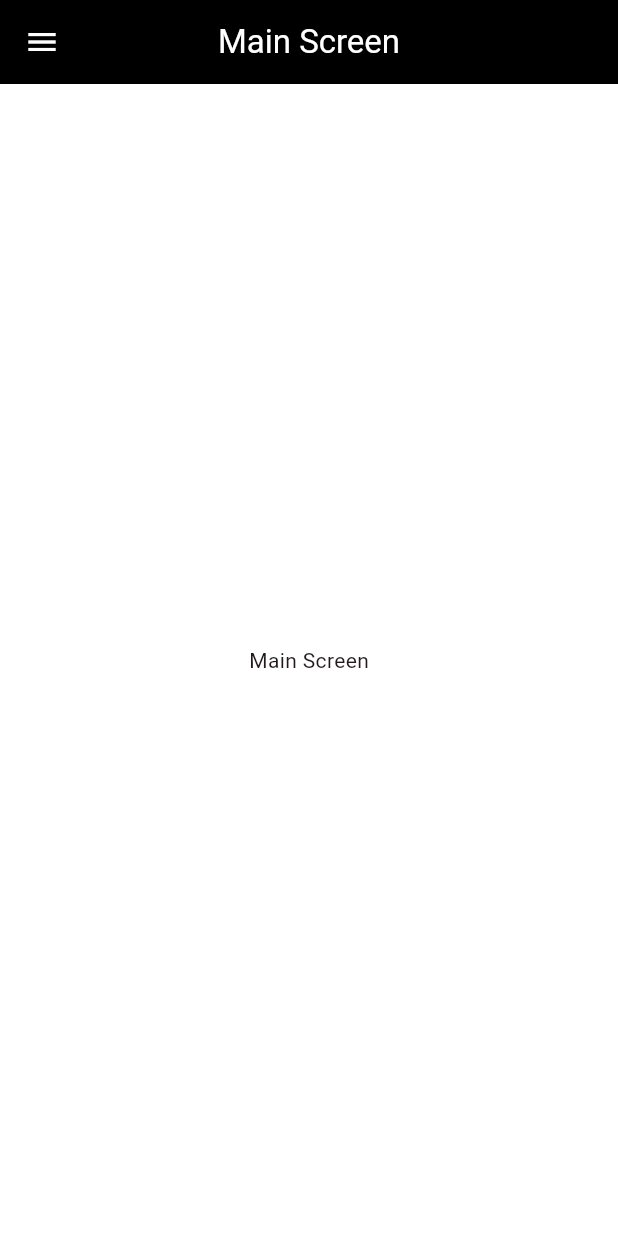
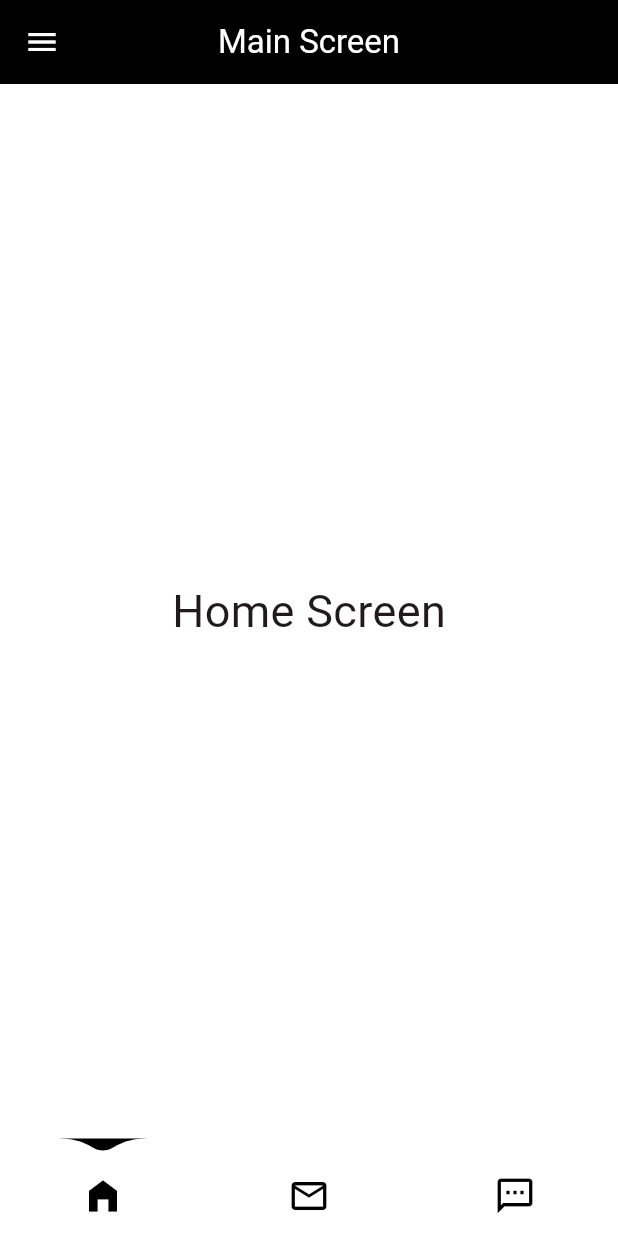
Before and after one commit to zobayerdev/Flutter_Zoom_Drawer, a Flutter app: the screen it shows after launch, on a phone screen of 412 x 824 dp. Run offline on Flutter 3.47's test engine with Material 3 defaults, Android fonts, the phone set to English and light mode, and no system bars; drawn by our look-alikes of flutter_zoom_drawer, water_drop_nav_bar; our stand-ins replace device_preview.

Commit message:
flutter device preview and water dropper nagivation preview uploaded

```diff
--- a/lib/home_screen.dart
+++ /dev/null
@@ -1,44 +0,0 @@
-import 'package:flutter/material.dart';
-import 'package:flutter_zoom_drawer/flutter_zoom_drawer.dart';
-
-class HomeScreen extends StatefulWidget {
-  const HomeScreen({super.key});
-
-  @override
-  State<HomeScreen> createState() => _HomeScreenState();
-}
-
-class _HomeScreenState extends State<HomeScreen> {
-  @override
-  Widget build(BuildContext context) {
-    return Scaffold(
-      appBar: AppBar(
-        backgroundColor: Colors.black,
-        leading: IconButton(
-          icon: const Icon(
-            Icons.menu_outlined,
-            color: Colors.white,
-          ),
-
-          // Open and close the drawer
-          onPressed: () {
-            if (ZoomDrawer.of(context)!.isOpen()) {
-              ZoomDrawer.of(context)!.close();
-            } else {
-              ZoomDrawer.of(context)!.open();
-            }
-          },
-        ),
-        title: const Text(
-          "Main Screen",
-          style: TextStyle(color: Colors.white),
-        ),
-        centerTitle: true,
-      ),
-      backgroundColor: Colors.white,
-      body: const Center(
-        child: Text('Main Screen'),
-      ),
-    );
-  }
-}
--- a/lib/main.dart
+++ b/lib/main.dart
@@ -1,9 +1,20 @@
 import 'package:flutter/material.dart';
-import 'package:flutter_drawer/drawer_screen.dart';
+import 'package:flutter_drawer/screens/drawer_screen.dart';
+import 'package:device_preview/device_preview.dart';
 
-void main() {
-  runApp(const MyApp());
-}
+void main() => runApp(
+      DevicePreview(
+        enabled: true,
+        tools: const [
+          ...DevicePreview.defaultTools,
+        ],
+        builder: (context) => const MyApp(), // Wrap your app
+      ),
+    );
+
+// void main() {
+//   runApp(const MyApp());
+// }
 
 class MyApp extends StatelessWidget {
   const MyApp({super.key});
@@ -13,12 +24,12 @@ class MyApp extends StatelessWidget {
   Widget build(BuildContext context) {
     return MaterialApp(
       debugShowCheckedModeBanner: false,
-      title: 'Flutter Zoom Drawer',
+      title: 'ITrodevology',
       theme: ThemeData(
         colorScheme: ColorScheme.fromSeed(seedColor: Colors.black),
         useMaterial3: true,
       ),
-      home: DrawerScreen(),
+      home: const DrawerScreen(),
     );
   }
 }
--- a/lib/drawer_screen.dart
+++ b/lib/screens/drawer_screen.dart
@@ -1,6 +1,6 @@
 import 'package:flutter/material.dart';
-import 'package:flutter_drawer/home_screen.dart';
-import 'package:flutter_drawer/menu_screen.dart';
+import 'package:flutter_drawer/screens/home_screen.dart';
+import 'package:flutter_drawer/screens/menu_screen.dart';
 import 'package:flutter_zoom_drawer/flutter_zoom_drawer.dart';
 
 class DrawerScreen extends StatefulWidget {
@@ -17,8 +17,8 @@ class _DrawerScreenState extends State<DrawerScreen> {
   Widget build(BuildContext context) {
     return ZoomDrawer(
         controller: ZoomDrawerController(),
-        menuScreen: const MenuScreen(),
-        mainScreen: const HomeScreen(),
+        menuScreen: MenuScreen(),
+        mainScreen: HomeScreen(),
         showShadow: true,
         style: DrawerStyle.defaultStyle,
         angle: 0.0,
--- /dev/null
+++ b/lib/screens/home_screen.dart
@@ -0,0 +1,97 @@
+import 'package:flutter/material.dart';
+import 'package:flutter_zoom_drawer/flutter_zoom_drawer.dart';
+import 'package:water_drop_nav_bar/water_drop_nav_bar.dart';
+
+class HomeScreen extends StatefulWidget {
+  const HomeScreen({super.key});
+
+  @override
+  State<HomeScreen> createState() => _HomeScreenState();
+}
+
+class _HomeScreenState extends State<HomeScreen> {
+  int currentIndex = 0;
+
+  @override
+  Widget build(BuildContext context) {
+    return Scaffold(
+      appBar: AppBar(
+        backgroundColor: Colors.black,
+        leading: IconButton(
+          icon: const Icon(
+            Icons.menu_outlined,
+            color: Colors.white,
+          ),
+
+          // Open and close the drawer
+          onPressed: () {
+            if (ZoomDrawer.of(context)!.isOpen()) {
+              ZoomDrawer.of(context)!.close();
+            } else {
+              ZoomDrawer.of(context)!.open();
+            }
+          },
+        ),
+        title: const Text(
+          "Main Screen",
+          style: TextStyle(color: Colors.white),
+        ),
+        centerTitle: true,
+      ),
+      backgroundColor: Colors.white,
+      body: IndexedStack(
+        index: currentIndex,
+        children: [
+          Container(
+            color: Colors.white,
+            child: const Center(
+              child: Text(
+                "Home Screen",
+                style: TextStyle(fontSize: 30),
+              ),
+            ),
+          ),
+          Container(
+            color: Colors.white,
+            child: const Center(
+              child: Text(
+                "Email Screen",
+                style: TextStyle(fontSize: 30),
+              ),
+            ),
+          ),
+          Container(
+            color: Colors.white,
+            child: const Center(
+              child: Text(
+                "SMS Screen",
+                style: TextStyle(fontSize: 30),
+              ),
+            ),
+          ),
+        ],
+      ),
+      bottomNavigationBar: waterdropper(),
+    );
+  }
+
+  WaterDropNavBar waterdropper() {
+    return WaterDropNavBar(
+      bottomPadding: 5,
+      backgroundColor: Colors.white,
+      waterDropColor: Colors.black,
+      selectedIndex: currentIndex,
+      onItemSelected: (index) {
+        setState(() {
+          currentIndex = index;
+        });
+      },
+      barItems: [
+        BarItem(
+            filledIcon: Icons.home_filled, outlinedIcon: Icons.home_outlined),
+        BarItem(filledIcon: Icons.mail, outlinedIcon: Icons.email_outlined),
+        BarItem(filledIcon: Icons.sms, outlinedIcon: Icons.sms_outlined),
+      ],
+    );
+  }
+}
--- a/pubspec.yaml
+++ b/pubspec.yaml
@@ -36,6 +36,8 @@ dependencies:
   # Use with the CupertinoIcons class for iOS style icons.
   cupertino_icons: ^1.0.6
   flutter_zoom_drawer: ^3.2.0
+  device_preview: ^1.1.0
+  water_drop_nav_bar: ^2.2.1
 
 dev_dependencies:
   flutter_test:
```
Also changed, not shown: lib/screens/menu_screen.dart (renamed from lib/menu_screen.dart), pubspec.lock, 1 other file.
